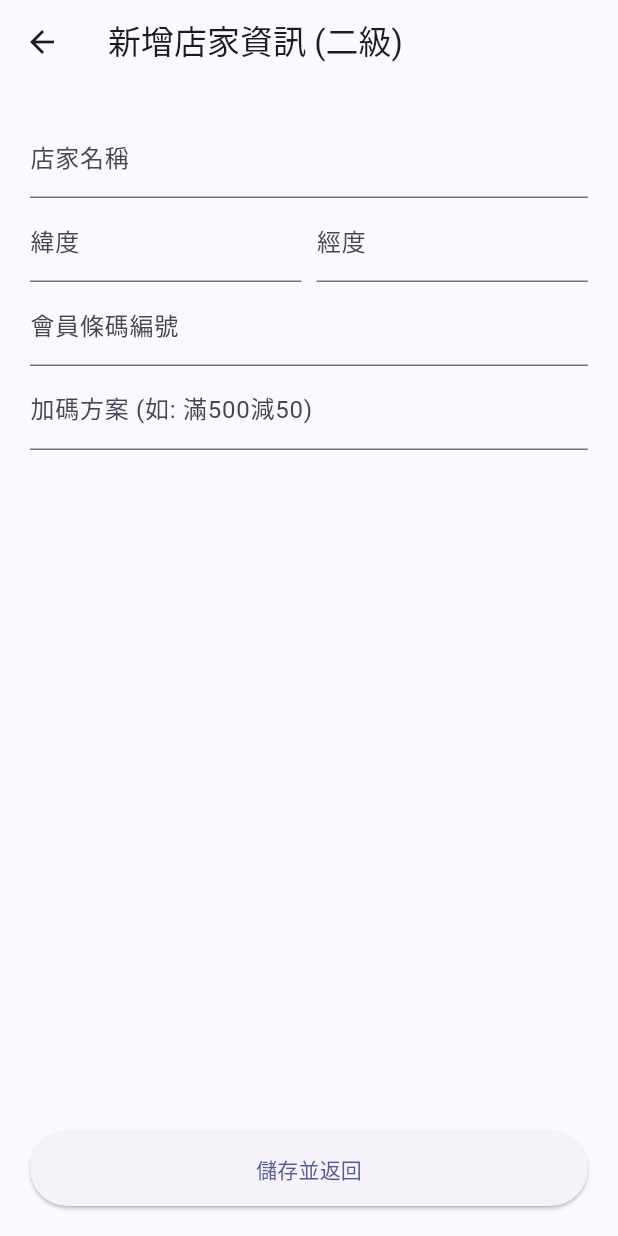
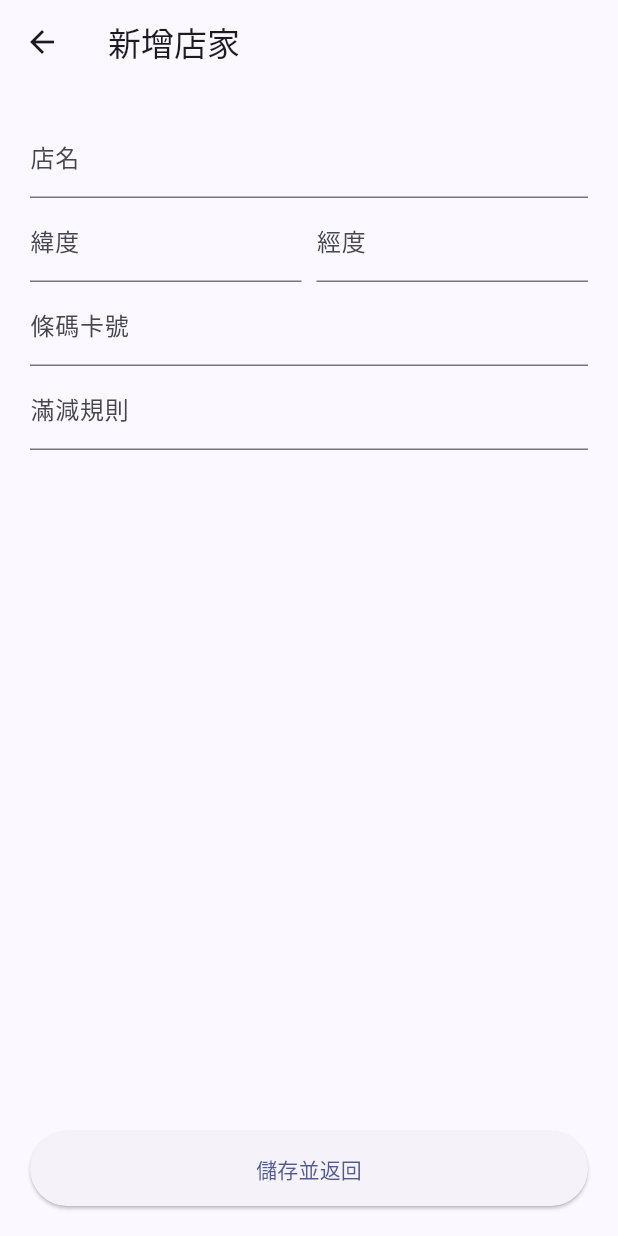
Before and after one commit to qwnn96386-lab/dekiru, a Flutter app: the AddShopScreen screen opened directly, after a tap on "儲存並返回", on a phone screen of 412 x 824 dp. Run offline on Flutter 3.47's test engine with Material 3 defaults, Android fonts, the phone set to English and light mode, and no system bars; our stand-ins replace barcode_widget, permission_handler, sensors_plus, sqflite; missing offline and left inert: geofence_service, perfect_volume_control, screen_brightness; accounts and stored records are empty.

Commit message:
Update radar_screen.dart

```diff
--- a/lib/screens/radar_screen.dart
+++ b/lib/screens/radar_screen.dart
@@ -21,7 +21,7 @@ class _RadarScreenState extends State<RadarScreen> {
     _carrierCtrl.text = await DBHelper().getCarrier();
     _shops = await DBHelper().getShops();
     _pays = await DBHelper().getPayments();
-    setState(() {});
+    if (mounted) setState(() {});
     widget.geo.forceScan();
   }
 
@@ -29,26 +29,28 @@ class _RadarScreenState extends State<RadarScreen> {
   Widget build(BuildContext context) {
     return Scaffold(
       appBar: AppBar(
-        title: Text("狀態: ${widget.geo.selectedShop != null ? '在「${widget.geo.selectedShop!.name}」內' : '偵測中'}", style: const TextStyle(fontSize: 13)),
-        actions: [IconButton(icon: const Icon(Icons.add), onPressed: () => _navAdd())],
+        title: Text("管理：${widget.geo.selectedShop?.name ?? '偵測中'}", style: const TextStyle(fontSize: 13)),
+        actions: [IconButton(icon: const Icon(Icons.add_circle_outline, size: 28), onPressed: () => _navAdd())],
       ),
       body: ListView(
         padding: const EdgeInsets.all(20),
         children: [
           _title("載具管理 (唯一)"),
-          TextField(controller: _carrierCtrl, decoration: const InputDecoration(hintText: "輸入載具號碼"), onSubmitted: (v) => DBHelper().updateCarrier(v)),
+          TextField(controller: _carrierCtrl, decoration: const InputDecoration(hintText: "輸入載具 /ABC1234"), onSubmitted: (v) => DBHelper().updateCarrier(v)),
           const SizedBox(height: 20),
           _title("支付管理"),
-          ..._pays.map((p) => ListTile(title: Text(p.name), subtitle: Text("回饋 ${p.reward}%"), trailing: IconButton(icon: const Icon(Icons.close), onPressed: () async { await DBHelper().deletePayment(p.id!); _load(); }))),
-          TextButton.icon(onPressed: _showAddPay, icon: const Icon(Icons.add), label: const Text("新增支付 (官方連動)")),
+          ..._pays.map((p) => ListTile(title: Text(p.name), subtitle: Text("${p.reward}%"), trailing: IconButton(icon: const Icon(Icons.close), onPressed: () async { await DBHelper().deletePayment(p.id!); _load(); }))),
+          TextButton.icon(onPressed: _showAddPay, icon: const Icon(Icons.add), label: const Text("新增支付 (連動官方數據)")),
           const Divider(height: 40),
           _title("會員與圍欄管理 (1, 2, 3...)"),
           Row(children: [const Text("半徑 "), Expanded(child: Slider(value: widget.geo.radarRange, min: 10, max: 200, onChanged: (v) { setState(() => widget.geo.radarRange = v); widget.geo.forceScan(); })), Text("${widget.geo.radarRange.round()}m")]),
           ..._shops.asMap().entries.map((e) => Card(child: ListTile(
             leading: CircleAvatar(child: Text("${e.key + 1}")),
-            title: Text(e.value.name), subtitle: Text(e.value.specialRule.isEmpty ? "一般商戶" : "加碼: ${e.value.specialRule}"),
+            title: Text(e.value.name), subtitle: Text(e.value.specialRule.isEmpty ? "一般商店" : "方案: ${e.value.specialRule}"),
             trailing: IconButton(icon: const Icon(Icons.close, color: Colors.red), onPressed: () async { await DBHelper().deleteShop(e.value.id!); _load(); }),
           ))),
+          const SizedBox(height: 10),
+          OutlinedButton.icon(onPressed: _navAdd, icon: const Icon(Icons.add_location_alt_outlined), label: const Text("新增店家圍欄資訊")),
         ],
       ),
     );
@@ -57,11 +59,10 @@ class _RadarScreenState extends State<RadarScreen> {
   void _showAddPay() {
     String sel = "街口支付"; double rew = 3.0;
     showDialog(context: context, builder: (ctx) => AlertDialog(
-      title: const Text("連動新增支付"),
+      title: const Text("連動新增"),
       content: Column(mainAxisSize: MainAxisSize.min, children: [
-        DropdownButton<String>(
-          value: sel, isExpanded: true,
-          items: ["街口支付", "Line Pay", "自定義"].map((s) => DropdownMenuItem(value: s, child: Text(s))).toList(),
+        DropdownButtonFormField<String>(
+          value: sel, items: ["街口支付", "Line Pay", "自定義"].map((s) => DropdownMenuItem(value: s, child: Text(s))).toList(),
           onChanged: (v) => setState(() { sel = v!; rew = (v == "街口支付") ? 3.0 : 2.0; }),
         ),
         TextField(decoration: const InputDecoration(labelText: "回饋 %"), keyboardType: TextInputType.number, onChanged: (v) => rew = double.tryParse(v) ?? 0),
@@ -78,23 +79,23 @@ class AddShopScreen extends StatelessWidget {
   const AddShopScreen({super.key});
   @override
   Widget build(BuildContext context) {
-    final n = TextEditingController(), lat = TextEditingController(), lng = TextEditingController(), bar = TextEditingController(), rule = TextEditingController();
+    final n = TextEditingController(), la = TextEditingController(), lo = TextEditingController(), bar = TextEditingController(), rule = TextEditingController();
     return Scaffold(
-      appBar: AppBar(title: const Text("新增店家資訊 (二級)")),
+      appBar: AppBar(title: const Text("新增店家")),
       body: Padding(padding: const EdgeInsets.all(20), child: Column(children: [
-        TextField(controller: n, decoration: const InputDecoration(labelText: "店家名稱")),
+        TextField(controller: n, decoration: const InputDecoration(labelText: "店名")),
         Row(children: [
-          Expanded(child: TextField(controller: lat, decoration: const InputDecoration(labelText: "緯度"), keyboardType: TextInputType.number)),
+          Expanded(child: TextField(controller: la, decoration: const InputDecoration(labelText: "緯度"), keyboardType: TextInputType.number)),
           const SizedBox(width: 10),
-          Expanded(child: TextField(controller: lng, decoration: const InputDecoration(labelText: "經度"), keyboardType: TextInputType.number)),
+          Expanded(child: TextField(controller: lo, decoration: const InputDecoration(labelText: "經度"), keyboardType: TextInputType.number)),
         ]),
-        TextField(controller: bar, decoration: const InputDecoration(labelText: "會員條碼編號")),
-        TextField(controller: rule, decoration: const InputDecoration(labelText: "加碼方案 (如: 滿500減50)")),
+        TextField(controller: bar, decoration: const InputDecoration(labelText: "條碼卡號")),
+        TextField(controller: rule, decoration: const InputDecoration(labelText: "滿減規則")),
         const Spacer(),
         SizedBox(width: double.infinity, height: 50, child: ElevatedButton(onPressed: () async {
-          double? la = double.tryParse(lat.text); double? ln = double.tryParse(lng.text);
-          if (la != null && ln != null) {
-            await DBHelper().insertShop(Shop(name: n.text, lat: la, lng: ln, barcode: bar.text, isSpecial: rule.text.isNotEmpty, specialRule: rule.text));
+          double? lat = double.tryParse(la.text); double? lng = double.tryParse(lo.text);
+          if (lat != null && lng != null && n.text.isNotEmpty) {
+            await DBHelper().insertShop(Shop(name: n.text, lat: lat, lng: lng, barcode: bar.text, isSpecial: rule.text.isNotEmpty, specialRule: rule.text));
             Navigator.pop(context);
           }
         }, child: const Text("儲存並返回"))),
```
